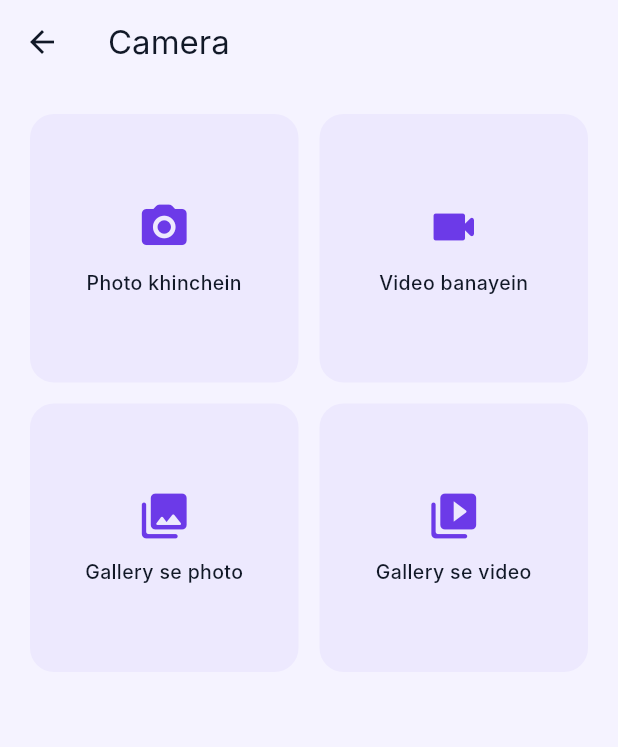
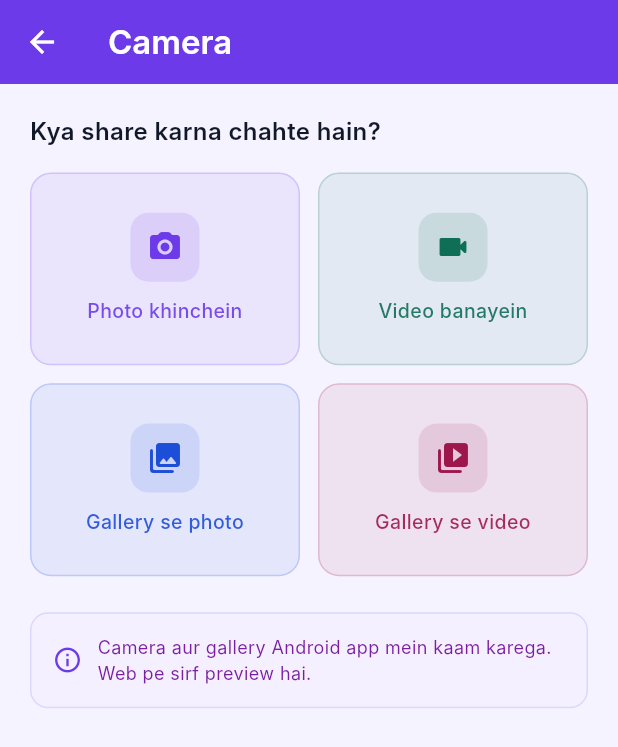
Before and after one commit to usmanch-15/family_circle, a Flutter app: the CameraScreen screen opened directly, on a phone screen of 412 x 824 dp. Shown: the top 747 px of the screen. Run offline on Flutter 3.47's test engine with Material 3 defaults, Android fonts, the phone set to English and light mode, and no system bars; our stand-ins replace cached_network_image, cloud_firestore, firebase_auth, firebase_core, firebase_storage, flutter_dotenv and 5 more; accounts and stored records are empty; Roboto replaces fonts that are missing (Inter).

Commit message:
Login screen aur camera screen update kiya

```diff
--- a/lib/screens/camera_screen.dart
+++ b/lib/screens/camera_screen.dart
@@ -1,97 +1,107 @@
 import 'package:flutter/material.dart';
-import 'package:flutter_riverpod/flutter_riverpod.dart';
 import '../utils/constants.dart';
-import '../services/camera_service.dart';
 
-class CameraScreen extends ConsumerStatefulWidget {
+class CameraScreen extends StatelessWidget {
   const CameraScreen({super.key});
-
-  @override
-  ConsumerState<CameraScreen> createState() => _CameraScreenState();
-}
-
-class _CameraScreenState extends ConsumerState<CameraScreen> {
-  final _cameraService = CameraService();
-  bool _loading = false;
-
-  Future<void> _handlePhoto() async {
-    setState(() => _loading = true);
-    final file = await _cameraService.takePhoto();
-    setState(() => _loading = false);
-    if (file != null && mounted) {
-      Navigator.pop(context, file);
-    }
-  }
-
-  Future<void> _handleVideo() async {
-    setState(() => _loading = true);
-    final file = await _cameraService.recordVideo();
-    setState(() => _loading = false);
-    if (file != null && mounted) {
-      Navigator.pop(context, file);
-    }
-  }
-
-  Future<void> _handleGalleryPhoto() async {
-    setState(() => _loading = true);
-    final file = await _cameraService.pickPhotoFromGallery();
-    setState(() => _loading = false);
-    if (file != null && mounted) {
-      Navigator.pop(context, file);
-    }
-  }
-
-  Future<void> _handleGalleryVideo() async {
-    setState(() => _loading = true);
-    final file = await _cameraService.pickVideoFromGallery();
-    setState(() => _loading = false);
-    if (file != null && mounted) {
-      Navigator.pop(context, file);
-    }
-  }
 
   @override
   Widget build(BuildContext context) {
     return Scaffold(
       backgroundColor: AppColors.background,
       appBar: AppBar(
-        backgroundColor: AppColors.background,
+        backgroundColor: AppColors.primary,
         elevation: 0,
+        iconTheme: const IconThemeData(color: Colors.white),
         title: const Text('Camera',
-            style: TextStyle(color: AppColors.textPrimary)),
-        iconTheme: const IconThemeData(color: AppColors.textPrimary),
+            style: TextStyle(color: Colors.white, fontWeight: FontWeight.w600)),
       ),
-      body: _loading
-          ? const Center(child: CircularProgressIndicator())
-          : Padding(
+      body: Padding(
         padding: const EdgeInsets.all(20),
-        child: GridView.count(
+        child: Column(
+          crossAxisAlignment: CrossAxisAlignment.start,
+          children: [
+            const Text('Kya share karna chahte hain?',
+                style: TextStyle(
+                    fontSize: 16,
+                    fontWeight: FontWeight.w600,
+                    color: AppColors.textPrimary)),
+            const SizedBox(height: 16),
+
+            // Grid of options
+            GridView.count(
               crossAxisCount: 2,
-          mainAxisSpacing: 14,
-          crossAxisSpacing: 14,
+              shrinkWrap: true,
+              physics: const NeverScrollableScrollPhysics(),
+              mainAxisSpacing: 12,
+              crossAxisSpacing: 12,
+              childAspectRatio: 1.4,
               children: [
                 _OptionCard(
                   icon: Icons.camera_alt_rounded,
                   label: 'Photo khinchein',
-              onTap: _handlePhoto,
+                  color: const Color(0xFF6C3AE8),
+                  onTap: () => _showComingSoon(context),
                 ),
                 _OptionCard(
                   icon: Icons.videocam_rounded,
                   label: 'Video banayein',
-              onTap: _handleVideo,
+                  color: const Color(0xFF0F6E56),
+                  onTap: () => _showComingSoon(context),
                 ),
                 _OptionCard(
                   icon: Icons.photo_library_rounded,
                   label: 'Gallery se photo',
-              onTap: _handleGalleryPhoto,
+                  color: const Color(0xFF1D4ED8),
+                  onTap: () => _showComingSoon(context),
                 ),
                 _OptionCard(
                   icon: Icons.video_library_rounded,
                   label: 'Gallery se video',
-              onTap: _handleGalleryVideo,
+                  color: const Color(0xFF9D174D),
+                  onTap: () => _showComingSoon(context),
                 ),
               ],
             ),
+
+            const SizedBox(height: 24),
+
+            // Info box
+            Container(
+              padding: const EdgeInsets.all(14),
+              decoration: BoxDecoration(
+                color: const Color(0xFFF5F0FF),
+                borderRadius: BorderRadius.circular(12),
+                border: Border.all(color: const Color(0xFFDDD6FE)),
+              ),
+              child: Row(
+                children: [
+                  const Icon(Icons.info_outline,
+                      color: AppColors.primary, size: 20),
+                  const SizedBox(width: 10),
+                  Expanded(
+                    child: Text(
+                      'Camera aur gallery Android app mein kaam karega. Web pe sirf preview hai.',
+                      style: TextStyle(
+                          fontSize: 12,
+                          color: Colors.purple.shade700,
+                          height: 1.4),
+                    ),
+                  ),
+                ],
+              ),
+            ),
+          ],
+        ),
+      ),
+    );
+  }
+
+  void _showComingSoon(BuildContext context) {
+    ScaffoldMessenger.of(context).showSnackBar(
+      const SnackBar(
+        content: Text('Android app mein available hoga'),
+        backgroundColor: AppColors.primary,
+        behavior: SnackBarBehavior.floating,
       ),
     );
   }
@@ -100,32 +110,48 @@ class _CameraScreenState extends ConsumerState<CameraScreen> {
 class _OptionCard extends StatelessWidget {
   final IconData icon;
   final String label;
+  final Color color;
   final VoidCallback onTap;
 
-  const _OptionCard(
-      {required this.icon, required this.label, required this.onTap});
+  const _OptionCard({
+    required this.icon,
+    required this.label,
+    required this.color,
+    required this.onTap,
+  });
 
   @override
   Widget build(BuildContext context) {
     return InkWell(
       onTap: onTap,
-      borderRadius: BorderRadius.circular(16),
+      borderRadius: BorderRadius.circular(14),
       child: Container(
         decoration: BoxDecoration(
-          color: AppColors.cardBg,
-          borderRadius: BorderRadius.circular(16),
+          color: color.withOpacity(0.08),
+          borderRadius: BorderRadius.circular(14),
+          border: Border.all(color: color.withOpacity(0.2)),
         ),
         child: Column(
           mainAxisAlignment: MainAxisAlignment.center,
           children: [
-            Icon(icon, size: 36, color: AppColors.primary),
+            Container(
+              width: 46,
+              height: 46,
+              decoration: BoxDecoration(
+                color: color.withOpacity(0.12),
+                borderRadius: BorderRadius.circular(12),
+              ),
+              child: Icon(icon, color: color, size: 24),
+            ),
             const SizedBox(height: 10),
-            Text(label,
+            Text(
+              label,
               textAlign: TextAlign.center,
-                style: const TextStyle(
+              style: TextStyle(
                   fontSize: 13,
                   fontWeight: FontWeight.w500,
-                    color: AppColors.textPrimary)),
+                  color: color.withOpacity(0.9)),
+            ),
           ],
         ),
       ),
```
Also changed, not shown: lib/main.dart (+5 -8 lines), lib/screens/login_screen.dart (+100 -157 lines), lib/screens/splash_screen.dart (+13 -33 lines), lib/services/camera_service.dart (+29 -24 lines), pubspec.yaml (+8 -19 lines), firebase.json (added), lib/firebase_options.dart (added), pubspec.lock, 3 other files. Lines whose indentation alone changed are shown as unchanged.
